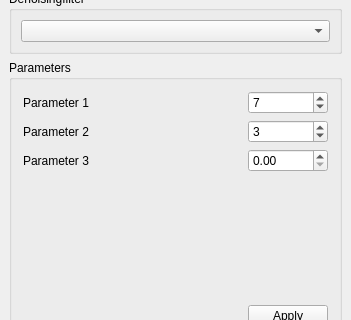
Qt form Plugins/org.mitk.gui.qt.diffusionimaging/src/internal/QmitkDenoisingViewControls.ui (MITK/MITK) before a commit; both pictures show x 0 to 351 and y 103 to 423 of the 351 by 734 pixel window.
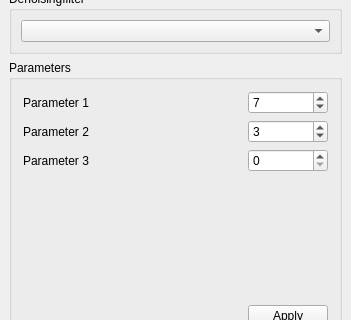
The same form after that commit.

```diff
--- a/Plugins/org.mitk.gui.qt.diffusionimaging/src/internal/QmitkDenoisingViewControls.ui
+++ b/Plugins/org.mitk.gui.qt.diffusionimaging/src/internal/QmitkDenoisingViewControls.ui
@@ -97,9 +97,6 @@
         </property>
        </widget>
       </item>
-      <item row="2" column="1">
-       <widget class="QDoubleSpinBox" name="m_DoubleSpinBoxParameter3"/>
-      </item>
       <item row="0" column="1">
        <widget class="QSpinBox" name="m_SpinBoxParameter1">
         <property name="minimum">
@@ -164,6 +161,9 @@
         </property>
        </spacer>
       </item>
+      <item row="2" column="1">
+       <widget class="QSpinBox" name="m_SpinBoxParameter3"/>
+      </item>
      </layout>
     </widget>
    </item>
```
